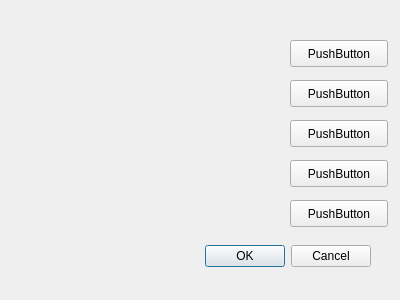
Old version of the form tower_predictor_dialog_base.ui in the repository klekkala/tower_predictor.
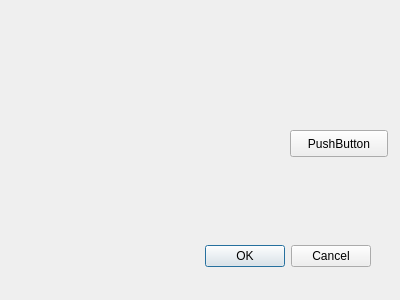
New version of the form.

The edit to the form file:
```diff
--- a/tower_predictor_dialog_base.ui
+++ b/tower_predictor_dialog_base.ui
@@ -29,63 +29,11 @@
     <set>QDialogButtonBox::Cancel|QDialogButtonBox::Ok</set>
    </property>
   </widget>
-  <widget class="QPushButton" name="pushButton">
-   <property name="geometry">
-    <rect>
-     <x>290</x>
-     <y>40</y>
-     <width>98</width>
-     <height>27</height>
-    </rect>
-   </property>
-   <property name="text">
-    <string>PushButton</string>
-   </property>
-  </widget>
-  <widget class="QPushButton" name="pushButton_3">
-   <property name="geometry">
-    <rect>
-     <x>290</x>
-     <y>80</y>
-     <width>98</width>
-     <height>27</height>
-    </rect>
-   </property>
-   <property name="text">
-    <string>PushButton</string>
-   </property>
-  </widget>
   <widget class="QPushButton" name="pushButton_4">
    <property name="geometry">
     <rect>
      <x>290</x>
-     <y>120</y>
-     <width>98</width>
-     <height>27</height>
-    </rect>
-   </property>
-   <property name="text">
-    <string>PushButton</string>
-   </property>
-  </widget>
-  <widget class="QPushButton" name="pushButton_5">
-   <property name="geometry">
-    <rect>
-     <x>290</x>
-     <y>160</y>
-     <width>98</width>
-     <height>27</height>
-    </rect>
-   </property>
-   <property name="text">
-    <string>PushButton</string>
-   </property>
-  </widget>
-  <widget class="QPushButton" name="pushButton_6">
-   <property name="geometry">
-    <rect>
-     <x>290</x>
-     <y>200</y>
+     <y>130</y>
      <width>98</width>
      <height>27</height>
     </rect>
```
